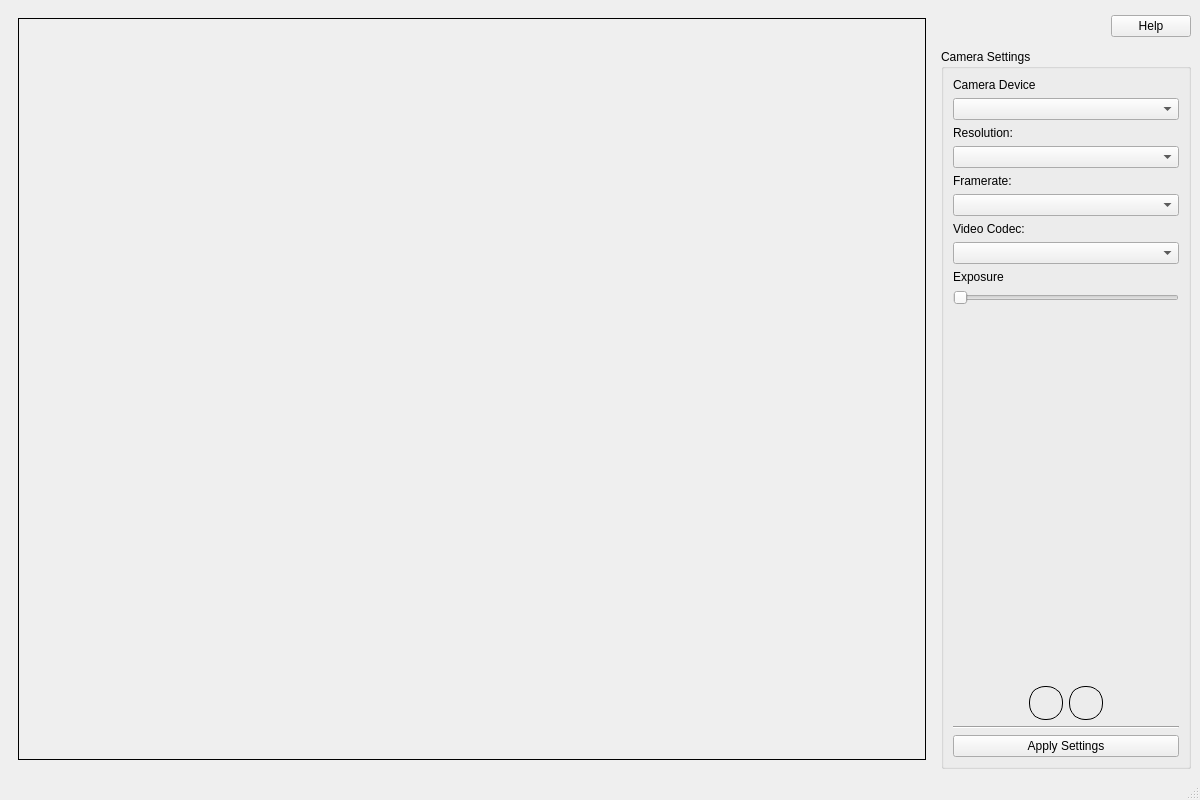
Old version of the form src/GUI/cameraview.ui in the repository ChristianBelair/COMP4102-Project.
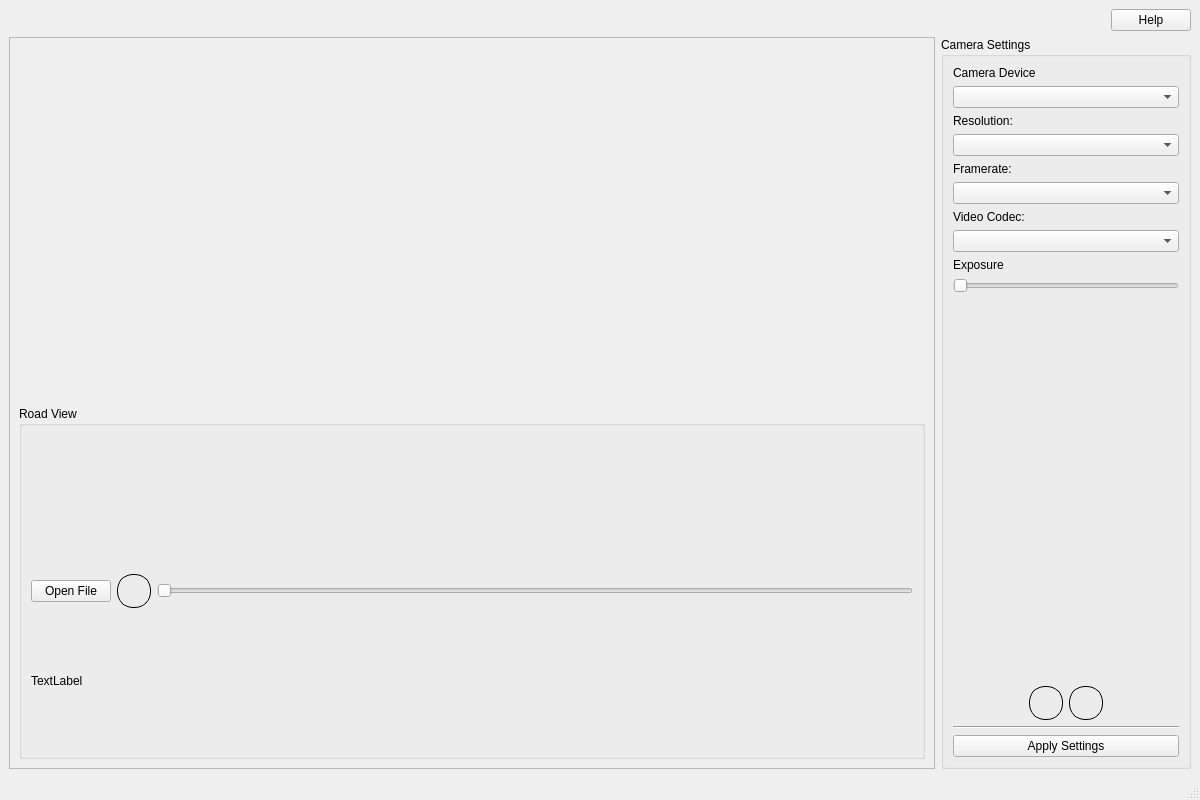
New version of the form. The open tabs and pages were chosen to show the change. Icons and pictures are not drawn. Custom widgets are drawn as their Qt base class.

```diff
--- a/src/GUI/cameraview.ui
+++ b/src/GUI/cameraview.ui
@@ -21,122 +21,7 @@
     </sizepolicy>
    </property>
    <layout class="QGridLayout" name="gridLayout">
-    <item row="0" column="0" rowspan="4">
-     <widget class="QStackedWidget" name="stackedWidget">
-      <property name="sizePolicy">
-       <sizepolicy hsizetype="Preferred" vsizetype="Preferred">
-        <horstretch>1</horstretch>
-        <verstretch>0</verstretch>
-       </sizepolicy>
-      </property>
-      <property name="palette">
-       <palette>
-        <active>
-         <colorrole role="Base">
-          <brush brushstyle="SolidPattern">
-           <color alpha="255">
-            <red>255</red>
-            <green>255</green>
-            <blue>255</blue>
-           </color>
-          </brush>
-         </colorrole>
-         <colorrole role="Window">
-          <brush brushstyle="SolidPattern">
-           <color alpha="255">
-            <red>145</red>
-            <green>145</green>
-            <blue>145</blue>
-           </color>
-          </brush>
-         </colorrole>
-        </active>
-        <inactive>
-         <colorrole role="Base">
-          <brush brushstyle="SolidPattern">
-           <color alpha="255">
-            <red>255</red>
-            <green>255</green>
-            <blue>255</blue>
-           </color>
-          </brush>
-         </colorrole>
-         <colorrole role="Window">
-          <brush brushstyle="SolidPattern">
-           <color alpha="255">
-            <red>145</red>
-            <green>145</green>
-            <blue>145</blue>
-           </color>
-          </brush>
-         </colorrole>
-        </inactive>
-        <disabled>
-         <colorrole role="Base">
-          <brush brushstyle="SolidPattern">
-           <color alpha="255">
-            <red>145</red>
-            <green>145</green>
-            <blue>145</blue>
-           </color>
-          </brush>
-         </colorrole>
-         <colorrole role="Window">
-          <brush brushstyle="SolidPattern">
-           <color alpha="255">
-            <red>145</red>
-            <green>145</green>
-            <blue>145</blue>
-           </color>
-          </brush>
-         </colorrole>
-        </disabled>
-       </palette>
-      </property>
-      <property name="currentIndex">
-       <number>0</number>
-      </property>
-      <widget class="QWidget" name="viewfinderPage">
-       <layout class="QGridLayout" name="gridLayout_5">
-        <item row="0" column="0">
-         <widget class="Ui::CustomVideoWidget" name="viewfinder" native="true">
-          <property name="autoFillBackground">
-           <bool>true</bool>
-          </property>
-         </widget>
-        </item>
-        <item row="1" column="0">
-         <widget class="Ui::CustomVideoWidget" name="viewfinder_2" native="true">
-          <property name="autoFillBackground">
-           <bool>true</bool>
-          </property>
-         </widget>
-        </item>
-       </layout>
-      </widget>
-      <widget class="QWidget" name="previewPage">
-       <layout class="QGridLayout" name="gridLayout_4">
-        <item row="0" column="0">
-         <widget class="QLabel" name="lastImagePreviewLabel">
-          <property name="sizePolicy">
-           <sizepolicy hsizetype="Preferred" vsizetype="MinimumExpanding">
-            <horstretch>0</horstretch>
-            <verstretch>0</verstretch>
-           </sizepolicy>
-          </property>
-          <property name="frameShape">
-           <enum>QFrame::Box</enum>
-          </property>
-          <property name="text">
-           <string/>
-          </property>
-         </widget>
-        </item>
-       </layout>
-      </widget>
-     </widget>
-    </item>
-    <item row="3" column="1">
+    <item row="1" column="4">
      <widget class="QGroupBox" name="groupBox">
       <property name="minimumSize">
        <size>
@@ -322,7 +207,20 @@
       </layout>
      </widget>
     </item>
-    <item row="1" column="1">
+    <item row="0" column="2">
+     <spacer name="horizontalSpacer_6">
+      <property name="orientation">
+       <enum>Qt::Horizontal</enum>
+      </property>
+      <property name="sizeHint" stdset="0">
+       <size>
+        <width>40</width>
+        <height>20</height>
+       </size>
+      </property>
+     </spacer>
+    </item>
+    <item row="0" column="4">
      <layout class="QHBoxLayout" name="horizontalLayout_3">
       <item>
        <spacer name="horizontalSpacer_3">
@@ -346,6 +244,150 @@
       </item>
      </layout>
     </item>
+    <item row="0" column="1">
+     <spacer name="horizontalSpacer_5">
+      <property name="orientation">
+       <enum>Qt::Horizontal</enum>
+      </property>
+      <property name="sizeHint" stdset="0">
+       <size>
+        <width>40</width>
+        <height>20</height>
+       </size>
+      </property>
+     </spacer>
+    </item>
+    <item row="0" column="0">
+     <spacer name="horizontalSpacer_4">
+      <property name="orientation">
+       <enum>Qt::Horizontal</enum>
+      </property>
+      <property name="sizeHint" stdset="0">
+       <size>
+        <width>40</width>
+        <height>20</height>
+       </size>
+      </property>
+     </spacer>
+    </item>
+    <item row="0" column="3">
+     <spacer name="horizontalSpacer_7">
+      <property name="orientation">
+       <enum>Qt::Horizontal</enum>
+      </property>
+      <property name="sizeHint" stdset="0">
+       <size>
+        <width>40</width>
+        <height>20</height>
+       </size>
+      </property>
+     </spacer>
+    </item>
+    <item row="1" column="0" colspan="4">
+     <layout class="QVBoxLayout" name="verticalLayout">
+      <item>
+       <widget class="QScrollArea" name="scrollArea">
+        <property name="horizontalScrollBarPolicy">
+         <enum>Qt::ScrollBarAlwaysOff</enum>
+        </property>
+        <property name="widgetResizable">
+         <bool>true</bool>
+        </property>
+        <widget class="QWidget" name="scrollAreaWidgetContents">
+         <property name="geometry">
+          <rect>
+           <x>0</x>
+           <y>0</y>
+           <width>926</width>
+           <height>687</height>
+          </rect>
+         </property>
+         <layout class="QVBoxLayout" name="verticalLayout_2">
+          <item>
+           <widget class="Ui::CustomVideoWidget" name="viewfinder" native="true">
+            <property name="autoFillBackground">
+             <bool>true</bool>
+            </property>
+           </widget>
+          </item>
+          <item>
+           <widget class="QGroupBox" name="groupBox_2">
+            <property name="title">
+             <string>Road View</string>
+            </property>
+            <layout class="QGridLayout" name="gridLayout_3">
+             <item row="1" column="0">
+              <widget class="QPushButton" name="buttOpenFile">
+               <property name="text">
+                <string>Open File</string>
+               </property>
+              </widget>
+             </item>
+             <item row="1" column="1">
+              <widget class="QPushButton" name="buttPlayVideo">
+               <property name="minimumSize">
+                <size>
+                 <width>34</width>
+                 <height>34</height>
+                </size>
+               </property>
+               <property name="maximumSize">
+                <size>
+                 <width>34</width>
+                 <height>34</height>
+                </size>
+               </property>
+               <property name="styleSheet">
+                <string notr="true"> border-style: solid;
+ border-width:1px;
+ border-radius:16px;
+ border-color: black;
+ max-width:32px;
+ max-height:32px;
+ min-width:32px;
+ min-height:32px;</string>
+               </property>
+               <property name="text">
+                <string/>
+               </property>
+               <property name="icon">
+                <iconset resource="cameraview.qrc">
+                 <normaloff>:/images/play_circle-24px.svg</normaloff>:/images/play_circle-24px.svg</iconset>
+               </property>
+               <property name="iconSize">
+                <size>
+                 <width>32</width>
+                 <height>32</height>
+                </size>
+               </property>
+              </widget>
+             </item>
+             <item row="1" column="2">
+              <widget class="QSlider" name="videoSlider">
+               <property name="orientation">
+                <enum>Qt::Horizontal</enum>
+               </property>
+              </widget>
+             </item>
+             <item row="0" column="0" colspan="3">
+              <widget class="Ui::CustomVideoWidget" name="roadViewPlayer" native="true"/>
+             </item>
+             <item row="2" column="0" colspan="3">
+              <widget class="QLabel" name="errorLabel">
+               <property name="text">
+                <string>TextLabel</string>
+               </property>
+              </widget>
+             </item>
+            </layout>
+           </widget>
+          </item>
+         </layout>
+        </widget>
+       </widget>
+      </item>
+     </layout>
+    </item>
    </layout>
   </widget>
   <widget class="QMenuBar" name="menubar">
```
Left out of the diff: 134 changed lines with no effect on the pictures.
